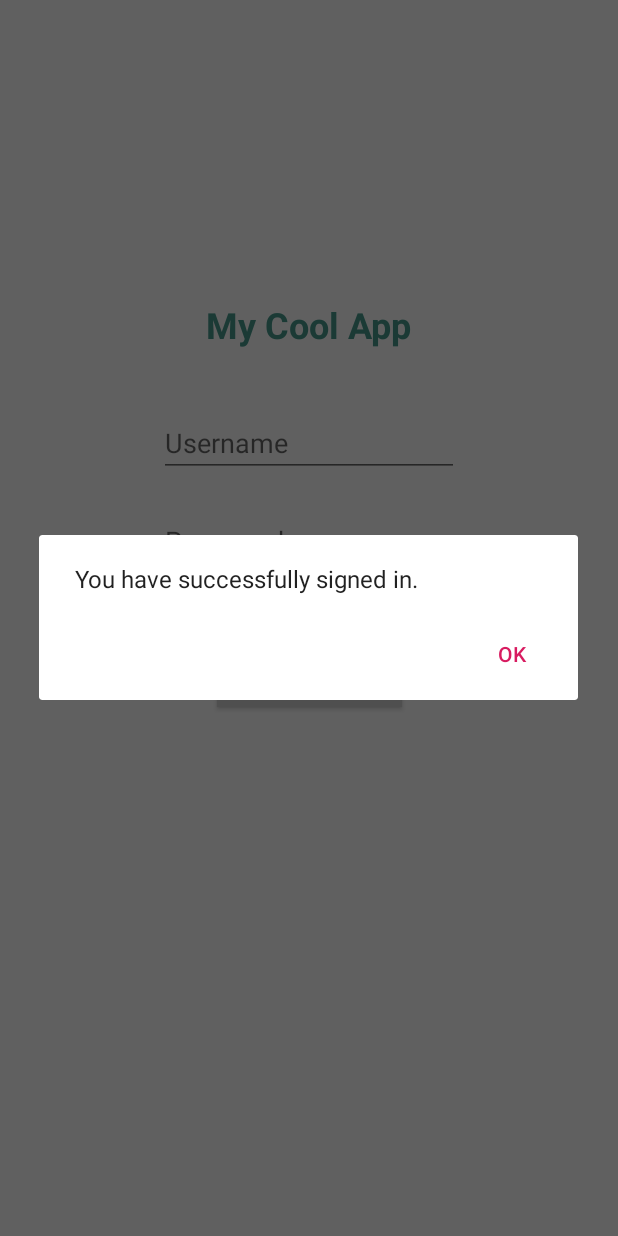
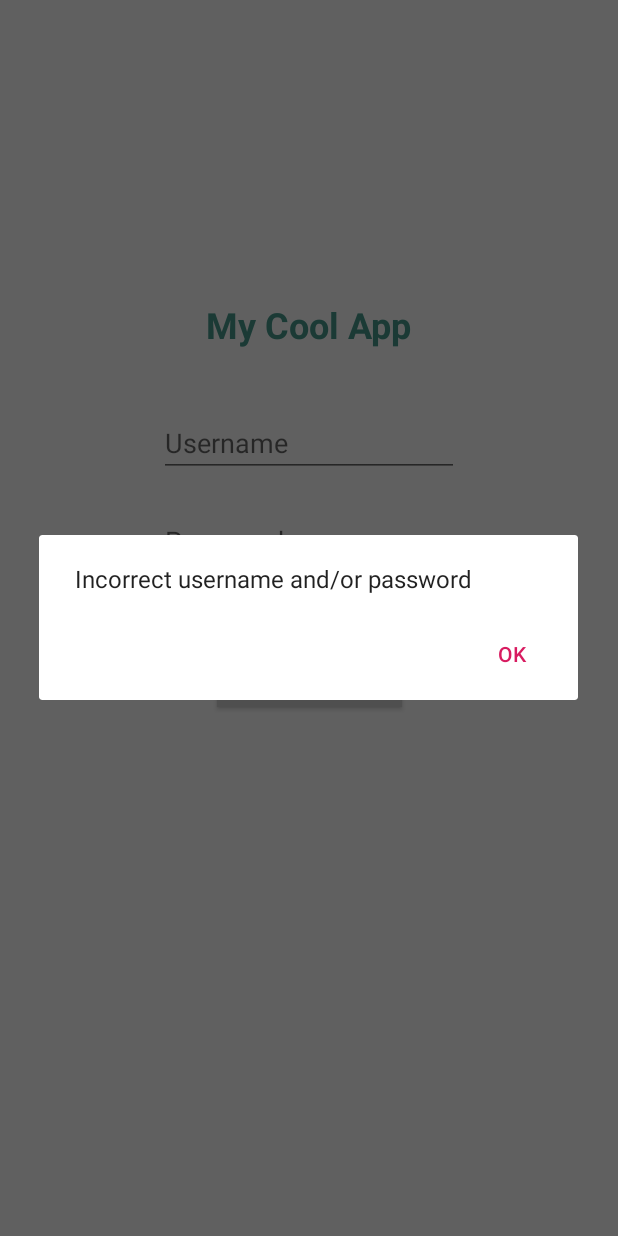
Before and after one commit to JohannRosenberg/codewif, an Android app: the screen it shows after launch (MainActivity), after a tap on "SIGN IN", on a phone screen of 412 x 824 dp. Run offline under Robolectric (Android 15) with nearby library versions, the phone set to English and light mode, and no system bars; our stand-ins replace paging; libraries missing offline, so code that uses them is left out: androidx.paging; 3 statements that could not run were skipped.

Commit message:
Improved sample test app.

```diff
--- a/samples/appTestSample/src/main/AndroidManifest.xml
+++ b/samples/appTestSample/src/main/AndroidManifest.xml
@@ -11,7 +11,7 @@
         android:supportsRtl="true"
         android:theme="@style/AppTheme"
         tools:ignore="GoogleAppIndexingWarning">
-
+        <activity android:name="com.mydomain.myapp.ui.AccountsActivity"></activity>
         <activity android:name="com.mydomain.myapp.ui.MainActivity">
             <intent-filter>
                 <action android:name="android.intent.action.MAIN" />
--- a/samples/appTestSample/src/main/java/com/mydomain/myapp/codewif/TestController.kt
+++ b/samples/appTestSample/src/main/java/com/mydomain/myapp/codewif/TestController.kt
@@ -8,9 +8,16 @@ import kotlinx.coroutines.launch
 /**
  * This is where you configure the test runner.
  */
-object TestController {
+class TestController {
+    companion object {
+        private var initialized = false
+
         fun runTests(context: Context) {
 
+            if (initialized)
+                return
+
+            initialized = true
             val mainScope = MainScope()
 
             mainScope.launch {
@@ -33,3 +40,4 @@ object TestController {
             }
         }
     }
+}
--- a/samples/appTestSample/src/main/java/com/mydomain/myapp/ui/MainActivity.kt
+++ b/samples/appTestSample/src/main/java/com/mydomain/myapp/ui/MainActivity.kt
@@ -1,13 +1,17 @@
 package com.mydomain.myapp.ui
 
+import android.content.Intent
 import android.os.Bundle
 import androidx.appcompat.app.AlertDialog
 import androidx.appcompat.app.AppCompatActivity
+import androidx.core.content.ContextCompat
 import com.codewif.sample.R
 import com.mydomain.myapp.codewif.TestController
 import kotlinx.android.synthetic.main.activity_main.*
 
 class MainActivity : AppCompatActivity() {
+
+    lateinit var alertDialogSignIn: AlertDialog
 
     override fun onCreate(savedInstanceState: Bundle?) {
         super.onCreate(savedInstanceState)
@@ -24,16 +28,24 @@ class MainActivity : AppCompatActivity() {
         }
 
         btn_signin.setOnClickListener {
-            val alertDialog: AlertDialog
-            val builder = AlertDialog.Builder(ctx)
+            // Fake testing the username and password. In a real app, this is tested on the backend.
 
-            builder.setMessage("You have successfully signed in.")
-                .setPositiveButton(com.codewif.framework.R.string.cw_ok) { _, _ ->
+            val username = et_username.text.toString()
+            val password = et_password.text.toString()
 
-                }
+            if ((username != "john") || (password != "123456")) {
+                val builder = AlertDialog.Builder(ctx)
 
-            alertDialog = builder.show()
-            alertDialog.setCancelable(false)
+                builder.setMessage("Incorrect username and/or password")
+                    .setPositiveButton(com.codewif.framework.R.string.cw_ok) { _, _ ->
+                    }
+
+                alertDialogSignIn = builder.show()
+                alertDialogSignIn.setCancelable(false)
+            } else {
+                val intent = Intent(ctx, AccountsActivity::class.java)
+                ContextCompat.startActivity(ctx, intent, null)
+            }
         }
     }
 }
--- a/samples/appTestSample/src/main/res/layout/activity_main.xml
+++ b/samples/appTestSample/src/main/res/layout/activity_main.xml
@@ -33,7 +33,7 @@
         app:layout_constraintStart_toStartOf="parent" />
 
     <EditText
-        android:id="@+id/password"
+        android:id="@+id/et_password"
         android:layout_width="200dp"
         android:layout_height="wrap_content"
         android:hint="Password"
@@ -59,6 +59,6 @@
         android:layout_marginTop="40dp"
         app:layout_constraintStart_toStartOf="parent"
         app:layout_constraintEnd_toEndOf="parent"
-        app:layout_constraintTop_toBottomOf="@+id/password" />
+        app:layout_constraintTop_toBottomOf="@+id/et_password" />
 
 </androidx.constraintlayout.widget.ConstraintLayout>
```
Also changed, not shown: framework/src/main/java/com/codewif/framework/testing/TestRunner.kt (+7 -0 lines), samples/appTestSample/src/main/java/com/mydomain/myapp/codewif/UITests.kt (+20 -5 lines), samples/appTestSample/src/main/java/com/mydomain/myapp/ui/AccountsActivity.kt (added, +13 -0 lines), samples/appTestSample/src/main/res/layout/activity_accounts.xml (added, +18 -0 lines). Lines whose indentation alone changed are shown as unchanged.
